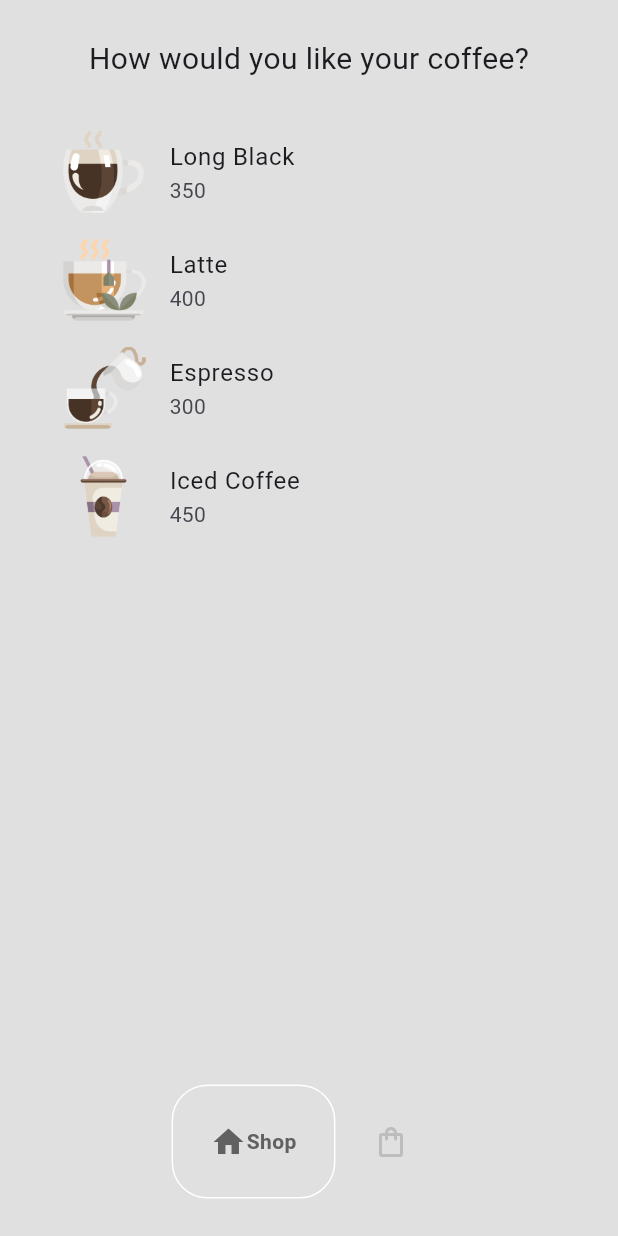
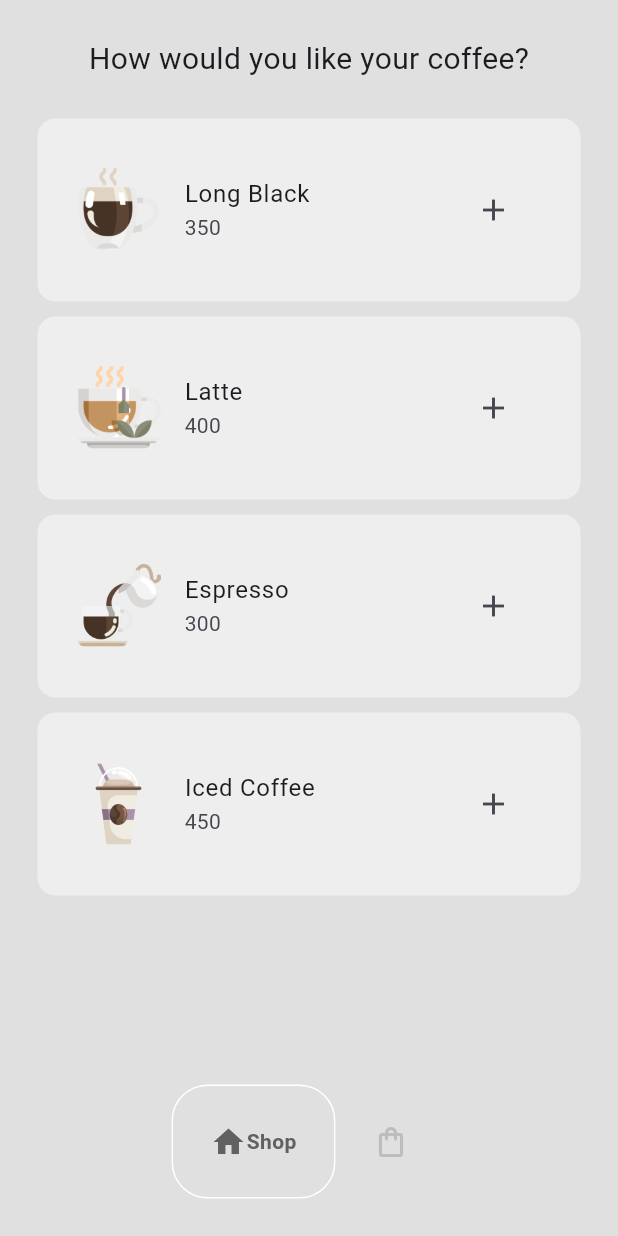
Before and after one commit to Xxvedant7xX/CoffeeApp, a Flutter app: the screen it shows after launch, on a phone screen of 412 x 824 dp. Run offline on Flutter 3.47's test engine with Material 3 defaults, Android fonts, the phone set to English and light mode, and no system bars; drawn by our look-alikes of google_nav_bar.

Commit message:
completed the project

```diff
--- a/lib/components/coffee_tile.dart
+++ b/lib/components/coffee_tile.dart
@@ -3,14 +3,33 @@ import 'package:flutter/material.dart';
 
 class CoffeeTile extends StatelessWidget {
   final Coffee coffee;
-  const CoffeeTile({super.key, required this.coffee});
+  void Function()? onPressed;
+  final Widget icon;
+  CoffeeTile({
+    super.key,
+    required this.coffee,
+    required this.onPressed,
+    required this.icon,
+    });
 
   @override
   Widget build(BuildContext context) {
-    return ListTile(
-      title: Text(coffee.name),
-      subtitle: Text(coffee.price),
-      leading: Image.asset(coffee.imagePath),
+    return Container(
+      decoration: BoxDecoration(
+        color: Colors.grey[200],
+        borderRadius: BorderRadius.circular(12),
+      ),
+      margin: const EdgeInsets.only(bottom: 10),
+      padding: EdgeInsets.symmetric(vertical: 25, horizontal: 10,),
+      child: ListTile(
+        title: Text(coffee.name),
+        subtitle: Text(coffee.price),
+        leading: Image.asset(coffee.imagePath),
+        trailing: IconButton(
+          onPressed: onPressed,
+         icon: icon,
+        ),
+      ),
     );
   }
 }
--- a/lib/models/coffee_shop.dart
+++ b/lib/models/coffee_shop.dart
@@ -45,7 +45,7 @@ class CoffeeShop extends ChangeNotifier {
   }
 
   //remove item from cart
-  void removeItemToCart(Coffee coffee) {
+  void removeItemFromCart(Coffee coffee) {
     _userCart.remove(coffee);
     notifyListeners();
   }
--- a/lib/pages/shop_page.dart
+++ b/lib/pages/shop_page.dart
@@ -12,6 +12,25 @@ class ShopPage extends StatefulWidget {
 }
 
 class _ShopPageState extends State<ShopPage> {
+
+  // add coffee to cart
+  void addToCart(Coffee coffee) {
+
+    // add to cart
+    Provider.of<CoffeeShop>(context, listen: false).addItemToCart(coffee);
+
+    // successfully added notification
+    showDialog(
+      context: context,
+      builder: (context) => AlertDialog(
+        title: Text('Successfully added to cart',
+        style: TextStyle(fontSize: 20,
+        fontWeight: FontWeight.bold,
+        ),
+        ),
+      ),
+      );
+  }
   @override
   Widget build(BuildContext context) {
     return Consumer<CoffeeShop>(builder:(context, value, child) => SafeArea(
@@ -34,7 +53,11 @@ class _ShopPageState extends State<ShopPage> {
               Coffee eachCoffee = value.coffeeShop[index];
 
               // return the tile for this coffee
-              return CoffeeTile(coffee: eachCoffee);
+              return CoffeeTile(
+                coffee: eachCoffee,
+                icon: Icon(Icons.add),
+                onPressed: () => addToCart(eachCoffee),
+                );
             },
            ),
           ),
```
Also changed, not shown: lib/pages/cart_page.dart (+69 -1 lines).
